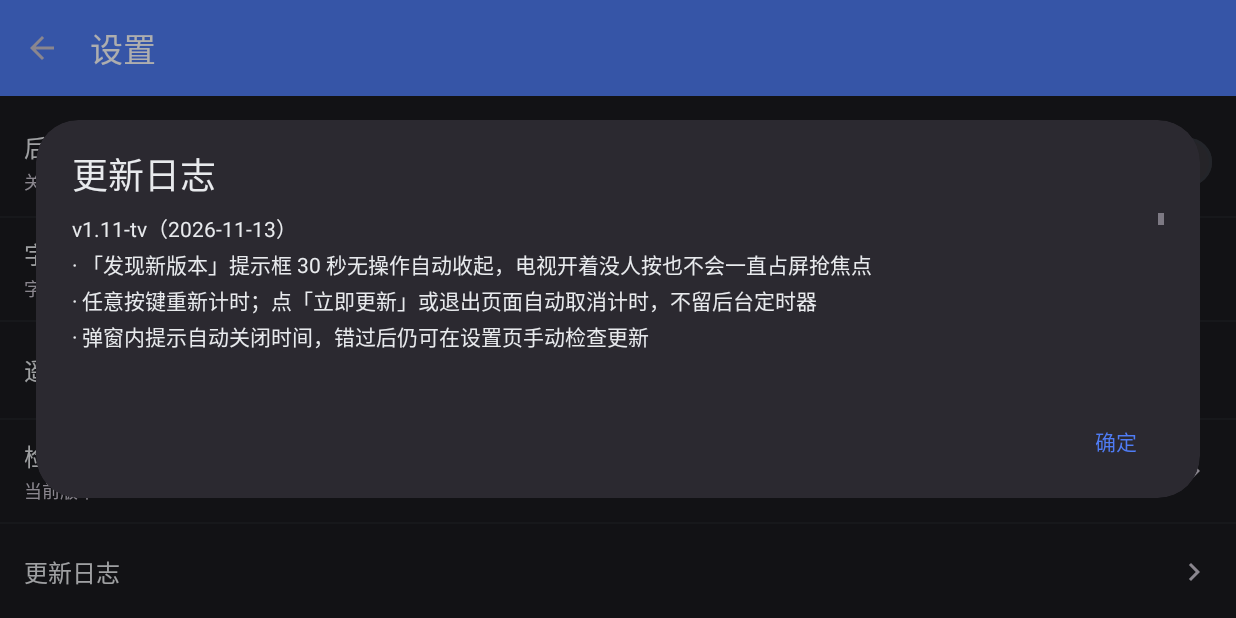
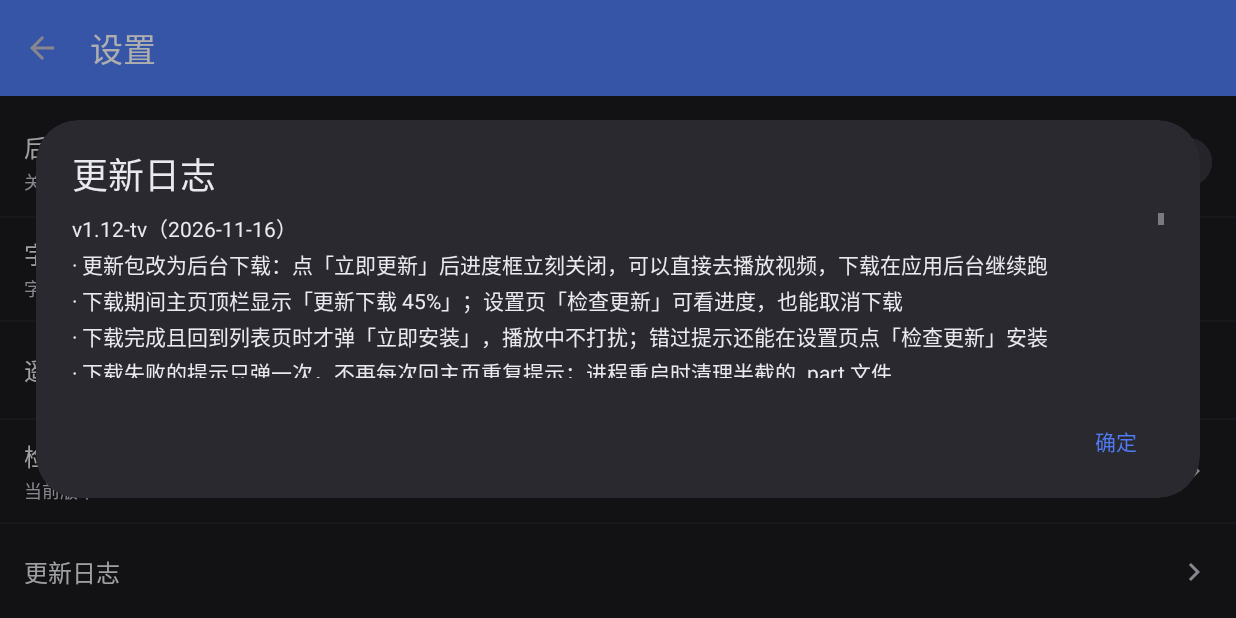
Before and after one commit to zero6363/smbPlayerTV, an Android app: the SettingsActivity screen opened directly, with no data from a screen before it, after a tap on "更新日志", on a phone screen of 824 x 412 dp (held sideways). Run offline under Robolectric (Android 15) with nearby library versions, the phone set to English and light mode, and no system bars; 3 other taps on this screen came first.

Commit message:
v1.12-tv：更新包改为后台下载（应用级协程 + StateFlow，播放中不打断）

```diff
--- a/app/build.gradle.kts
+++ b/app/build.gradle.kts
@@ -24,8 +24,8 @@ android {
         // TV 盒子普遍是老系统：最低支持 Android 5.0（API 21）
         minSdk = 21
         targetSdk = 35
-        versionCode = 12
-        versionName = "1.11-tv"
+        versionCode = 13
+        versionName = "1.12-tv"
     }
 
     signingConfigs {
--- a/app/src/main/java/com/smbplayer/tv/ui/BrowseActivity.kt
+++ b/app/src/main/java/com/smbplayer/tv/ui/BrowseActivity.kt
@@ -30,6 +30,7 @@ import com.smbplayer.tv.smb.SmbEntry
 import com.smbplayer.tv.smb.SmbGateway
 import com.smbplayer.tv.smb.SmbSession
 import com.smbplayer.tv.smb.SmbShareLister
+import com.smbplayer.tv.update.UpdateFlow
 import com.smbplayer.tv.util.describe
 import com.smbplayer.tv.util.isAlive
 import com.smbplayer.tv.util.joinPath
@@ -214,6 +215,8 @@ class BrowseActivity : AppCompatActivity() {
                 else -> autoScanShares()
             }
         }
+        // 后台更新下载完成时在这里弹「立即安装」（播放页不订阅，看片不被打断）
+        UpdateFlow.attach(this)
     }
 
     override fun onSaveInstanceState(outState: Bundle) {
--- a/app/src/main/java/com/smbplayer/tv/ui/SettingsActivity.kt
+++ b/app/src/main/java/com/smbplayer/tv/ui/SettingsActivity.kt
@@ -9,7 +9,10 @@ import com.google.android.material.dialog.MaterialAlertDialogBuilder
 import com.smbplayer.tv.R
 import com.smbplayer.tv.data.SettingsRepository
 import com.smbplayer.tv.databinding.ActivitySettingsBinding
+import com.smbplayer.tv.update.UpdateChecker
 import com.smbplayer.tv.update.UpdateFlow
+import com.smbplayer.tv.update.UpdateInstaller
+import com.smbplayer.tv.update.UpdateManager
 import com.smbplayer.tv.util.Changelog
 import com.smbplayer.tv.util.toast
 
@@ -46,12 +49,38 @@ class SettingsActivity : AppCompatActivity() {
         binding.rowTvHelp.setOnClickListener { showTvHelp() }
 
         // 检查更新（Android TV 没应用商店，更新入口只有这里和主页自动检查）
-        binding.tvUpdateVersion.text =
-            getString(R.string.settings_update_version, appVersion())
-        binding.rowCheckUpdate.setOnClickListener { UpdateFlow.check(this, manual = true) }
+        // 后台下载中显示百分比，已下好显示「点此安装」，否则显示当前版本
+        renderUpdateStatus(UpdateManager.state.value)
+        binding.rowCheckUpdate.setOnClickListener { UpdateFlow.manualCheck(this) }
+        // 订阅后台下载状态：进度随时刷新，下载完成的安装提示也在这里弹
+        UpdateFlow.attach(this) { renderUpdateStatus(it) }
 
         // 更新日志
         binding.rowChangelog.setOnClickListener { showChangelog() }
+    }
+
+    /** 「检查更新」那一行的说明文字 */
+    private fun renderUpdateStatus(state: UpdateManager.State) {
+        binding.tvUpdateVersion.text = when (state) {
+            is UpdateManager.State.Downloading ->
+                getString(R.string.settings_update_downloading, state.version, state.percent)
+            is UpdateManager.State.Ready ->
+                getString(R.string.settings_update_ready, state.version)
+            is UpdateManager.State.Failed ->
+                getString(R.string.settings_update_failed)
+            else -> {
+                // 上次会话下好但没装（换了进程，内存状态没了）：同样提示可直接安装
+                val cached = UpdateInstaller.downloadedApk(this)
+                val cachedVersion = SettingsRepository.downloadedUpdateVersion
+                if (cached != null && cachedVersion.isNotEmpty() &&
+                    UpdateChecker.isNewer(cachedVersion, appVersion)
+                ) {
+                    getString(R.string.settings_update_ready, cachedVersion)
+                } else {
+                    getString(R.string.settings_update_version, appVersion)
+                }
+            }
+        }
     }
 
     /** 字幕档位标签（顺序与 data/SubtitleSizes 的档位下标一致） */
@@ -96,7 +125,7 @@ class SettingsActivity : AppCompatActivity() {
         val view = LayoutInflater.from(this).inflate(R.layout.dialog_changelog, null)
         com.smbplayer.tv.databinding.DialogChangelogBinding.bind(view).tvText.text =
             Changelog.asText()
-        val version = appVersion()
+        val version = appVersion
         MaterialAlertDialogBuilder(this)
             .setTitle(
                 if (version.isEmpty()) {
@@ -110,10 +139,13 @@ class SettingsActivity : AppCompatActivity() {
             .show()
     }
 
-    private fun appVersion(): String = runCatching {
-        @Suppress("DEPRECATION")
-        packageManager.getPackageInfo(packageName, 0).versionName.orEmpty()
-    }.getOrDefault("")
+    /** 当前版本号；缓存起来供「检查更新」行与更新日志标题复用 */
+    private val appVersion: String by lazy {
+        runCatching {
+            @Suppress("DEPRECATION")
+            packageManager.getPackageInfo(packageName, 0).versionName.orEmpty()
+        }.getOrDefault("")
+    }
 
     companion object {
         fun intent(context: Context): Intent = Intent(context, SettingsActivity::class.java)
--- a/app/src/main/java/com/smbplayer/tv/update/UpdateInstaller.kt
+++ b/app/src/main/java/com/smbplayer/tv/update/UpdateInstaller.kt
@@ -95,8 +95,10 @@ object UpdateInstaller {
 
         var removed = 0
         dir.listFiles()?.forEach { file ->
+            // 下载只活在应用进程里：进程重启后没人会接着写 .part，半截文件直接清掉
+            val partial = file.name.endsWith(".part")
             val stale = System.currentTimeMillis() - file.lastModified() > STALE_MS
-            if (updated || stale) {
+            if (partial || updated || stale) {
                 if (file.delete()) removed++
             }
         }
@@ -105,7 +107,7 @@ object UpdateInstaller {
             SettingsRepository.downloadedUpdateVersion = ""
             logInfo("已更新到 v$current，清理安装包 ${removed} 个")
         } else if (removed > 0) {
-            logInfo("清理过期安装包 ${removed} 个")
+            logInfo("清理残留/过期安装包 ${removed} 个")
         }
     }
 }
--- a/app/src/main/java/com/smbplayer/tv/util/Changelog.kt
+++ b/app/src/main/java/com/smbplayer/tv/util/Changelog.kt
@@ -16,6 +16,16 @@ data class ChangelogEntry(
 object Changelog {
 
     val releases: List<ChangelogEntry> = listOf(
+        ChangelogEntry(
+            version = "1.12-tv",
+            date = "2026-11-16",
+            lines = listOf(
+                "更新包改为后台下载：点「立即更新」后进度框立刻关闭，可以直接去播放视频，下载在应用后台继续跑",
+                "下载期间主页顶栏显示「更新下载 45%」；设置页「检查更新」可看进度，也能取消下载",
+                "下载完成且回到列表页时才弹「立即安装」，播放中不打扰；错过提示还能在设置页点「检查更新」安装",
+                "下载失败的提示只弹一次，不再每次回主页重复提示；进程重启时清理半截的 .part 文件",
+            ),
+        ),
         ChangelogEntry(
             version = "1.11-tv",
             date = "2026-11-13",
--- a/app/src/main/res/values/strings.xml
+++ b/app/src/main/res/values/strings.xml
@@ -160,8 +160,18 @@
     <string name="update_now">立即更新</string>
     <string name="update_later">稍后</string>
     <string name="update_auto_dismiss_hint">%1$d 秒无操作自动关闭，可在设置里随时检查更新</string>
-    <string name="update_downloading_title">正在下载 v%1$s</string>
-    <string name="update_download_progress">%1$d%%</string>
+    <string name="update_background_hint">下载在后台进行，期间可以正常观看视频；下载完成后会提示安装。</string>
+    <string name="update_cached_hint">安装包已下载好，点「立即更新」直接安装。</string>
+    <string name="update_download_started">已在后台下载 v%1$s，可继续观看，下载完成后提示安装</string>
+    <string name="update_already_downloading">v%1$s 正在后台下载（%2$d%%）</string>
+    <string name="update_ready_title">v%1$s 已下载完成</string>
+    <string name="update_ready_message">安装包 %1$s，现在安装吗？安装时应用会退出，装好后重新打开即可。\n（%2$d 秒无操作自动关闭，之后可在设置里点「检查更新」安装）</string>
+    <string name="update_install_now">立即安装</string>
+    <string name="update_downloading_title">正在后台下载 v%1$s</string>
+    <string name="update_downloading_message">已完成 %1$d%%，可以继续观看视频。下载完成后会自动提示安装。</string>
+    <string name="update_keep_downloading">继续下载</string>
+    <string name="update_cancel_download">取消下载</string>
+    <string name="update_download_cancelled">已取消下载</string>
     <string name="update_download_failed">下载失败：%1$s</string>
     <string name="update_permission_title">需要允许安装应用</string>
     <string name="update_permission_message">系统默认不允许「%1$s」自行安装更新。\n请在接下来的设置页里允许本应用安装应用，返回后再点一次「检查更新」即可继续（安装包已下载好，不会重复下载）。</string>
@@ -169,6 +179,11 @@
     <string name="update_installing">已调起安装，请用遥控器确认</string>
     <string name="update_install_failed">无法调起安装器，请确认系统允许安装应用</string>
     <string name="settings_update_version">当前版本 v%1$s</string>
+    <string name="settings_update_downloading">正在后台下载 v%1$s（%2$d%%）</string>
+    <string name="settings_update_ready">v%1$s 已下载，点此安装</string>
+    <string name="settings_update_failed">上次下载失败，点此重试</string>
+    <string name="main_subtitle_downloading">v%1$s · 更新下载 %2$d%%</string>
+    <string name="main_subtitle_ready">v%1$s · v%2$s 待安装</string>
 
     <!-- 排序 -->
     <string name="action_sort">排序</string>    <string name="sort_title">排序方式</string>
```
Also changed, not shown: app/src/main/java/com/smbplayer/tv/ui/MainActivity.kt (+27 -6 lines), app/src/main/java/com/smbplayer/tv/update/UpdateDownloader.kt (+12 -1 lines), app/src/main/java/com/smbplayer/tv/update/UpdateFlow.kt (+188 -58 lines), app/src/main/java/com/smbplayer/tv/update/UpdateManager.kt (added, +142 -0 lines), app/src/main/res/layout/dialog_update_progress.xml (deleted, +0 -28 lines), 1 other file.
